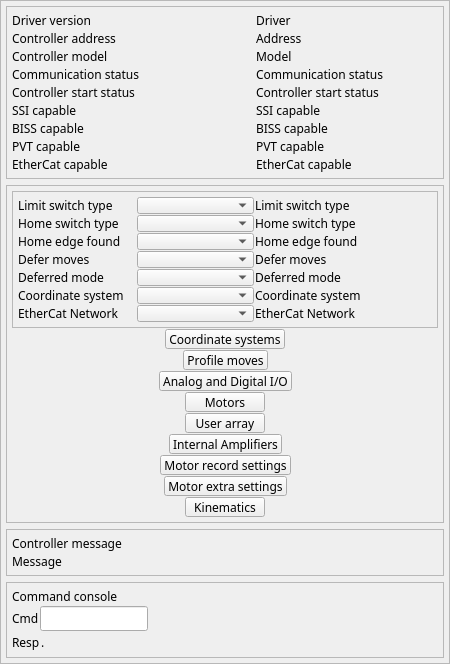
Old version of the form GalilSup/op/ui/galil_dmc_ctrl.ui in the repository motorapp/Galil.
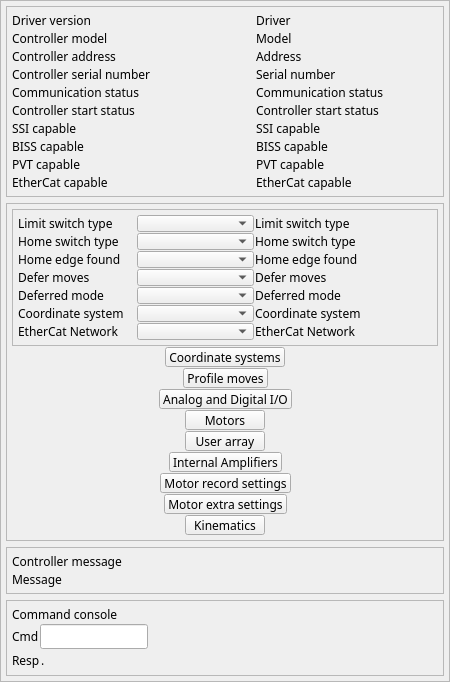
New version of the form. Custom widgets are drawn as their Qt base class.

Commit message: Remove leading white space in command responses. Add serial num to gui

The edit to the form file:
```diff
--- a/GalilSup/op/ui/galil_dmc_ctrl.ui
+++ b/GalilSup/op/ui/galil_dmc_ctrl.ui
@@ -128,57 +128,6 @@
         </item>
        </layout>
       </item>
-      <item>
-       <layout class="QHBoxLayout" name="horizontalLayout_5" stretch="4,3">
-        <item>
-         <widget class="QLabel" name="label_3">
-          <property name="sizePolicy">
-           <sizepolicy hsizetype="Preferred" vsizetype="Preferred">
-            <horstretch>0</horstretch>
-            <verstretch>0</verstretch>
-           </sizepolicy>
-          </property>
-          <property name="font">
-           <font>
-            <family>Abyssinica SIL</family>
-            <pointsize>9</pointsize>
-           </font>
-          </property>
-          <property name="text">
-           <string>Controller address</string>
-          </property>
-         </widget>
-        </item>
-        <item>
-         <widget class="QELabel" name="qelabel_3">
-          <property name="sizePolicy">
-           <sizepolicy hsizetype="Minimum" vsizetype="Preferred">
-            <horstretch>0</horstretch>
-            <verstretch>0</verstretch>
-           </sizepolicy>
-          </property>
-          <property name="font">
-           <font>
-            <family>Abyssinica SIL</family>
-            <pointsize>9</pointsize>
-           </font>
-          </property>
-          <property name="layoutDirection">
-           <enum>Qt::LeftToRight</enum>
-          </property>
-          <property name="alignment">
-           <set>Qt::AlignLeading|Qt::AlignLeft|Qt::AlignVCenter</set>
-          </property>
-          <property name="variable" stdset="0">
-           <string>$(DMC)ADDRESS_MON</string>
-          </property>
-          <property name="text">
-           <string>Address</string>
-          </property>
-         </widget>
-        </item>
-       </layout>
-      </item>
       <item>
        <layout class="QHBoxLayout" name="horizontalLayout_6" stretch="4,3">
         <item>
@@ -224,6 +173,108 @@
         </item>
        </layout>
       </item>
+      <item>
+       <layout class="QHBoxLayout" name="horizontalLayout_5" stretch="4,3">
+        <item>
+         <widget class="QLabel" name="label_3">
+          <property name="sizePolicy">
+           <sizepolicy hsizetype="Preferred" vsizetype="Preferred">
+            <horstretch>0</horstretch>
+            <verstretch>0</verstretch>
+           </sizepolicy>
+          </property>
+          <property name="font">
+           <font>
+            <family>Abyssinica SIL</family>
+            <pointsize>9</pointsize>
+           </font>
+          </property>
+          <property name="text">
+           <string>Controller address</string>
+          </property>
+         </widget>
+        </item>
+        <item>
+         <widget class="QELabel" name="qelabel_3">
+          <property name="sizePolicy">
+           <sizepolicy hsizetype="Minimum" vsizetype="Preferred">
+            <horstretch>0</horstretch>
+            <verstretch>0</verstretch>
+           </sizepolicy>
+          </property>
+          <property name="font">
+           <font>
+            <family>Abyssinica SIL</family>
+            <pointsize>9</pointsize>
+           </font>
+          </property>
+          <property name="layoutDirection">
+           <enum>Qt::LeftToRight</enum>
+          </property>
+          <property name="alignment">
+           <set>Qt::AlignLeading|Qt::AlignLeft|Qt::AlignVCenter</set>
+          </property>
+          <property name="variable" stdset="0">
+           <string>$(DMC)ADDRESS_MON</string>
+          </property>
+          <property name="text">
+           <string>Address</string>
+          </property>
+         </widget>
+        </item>
+       </layout>
+      </item>
+      <item>
+       <layout class="QHBoxLayout" name="horizontalLayout_27" stretch="4,3">
+        <item>
+         <widget class="QLabel" name="label_22">
+          <property name="sizePolicy">
+           <sizepolicy hsizetype="Preferred" vsizetype="Preferred">
+            <horstretch>0</horstretch>
+            <verstretch>0</verstretch>
+           </sizepolicy>
+          </property>
+          <property name="font">
+           <font>
+            <family>Abyssinica SIL</family>
+            <pointsize>9</pointsize>
+           </font>
+          </property>
+          <property name="text">
+           <string>Controller serial number</string>
+          </property>
+         </widget>
+        </item>
+        <item>
+         <widget class="QELabel" name="qelabel_20">
+          <property name="sizePolicy">
+           <sizepolicy hsizetype="Minimum" vsizetype="Preferred">
+            <horstretch>0</horstretch>
+            <verstretch>0</verstretch>
+           </sizepolicy>
+          </property>
+          <property name="font">
+           <font>
+            <family>Abyssinica SIL</family>
+            <pointsize>9</pointsize>
+           </font>
+          </property>
+          <property name="layoutDirection">
+           <enum>Qt::LeftToRight</enum>
+          </property>
+          <property name="alignment">
+           <set>Qt::AlignLeading|Qt::AlignLeft|Qt::AlignVCenter</set>
+          </property>
+          <property name="variable" stdset="0">
+           <string>$(DMC)SERIALNUM_MON</string>
+          </property>
+          <property name="text">
+           <string>Serial number</string>
+          </property>
+         </widget>
+        </item>
+       </layout>
+      </item>
       <item>
        <layout class="QHBoxLayout" name="horizontalLayout_7" stretch="4,3">
         <item>
```
The commit also changes 6 other files.
